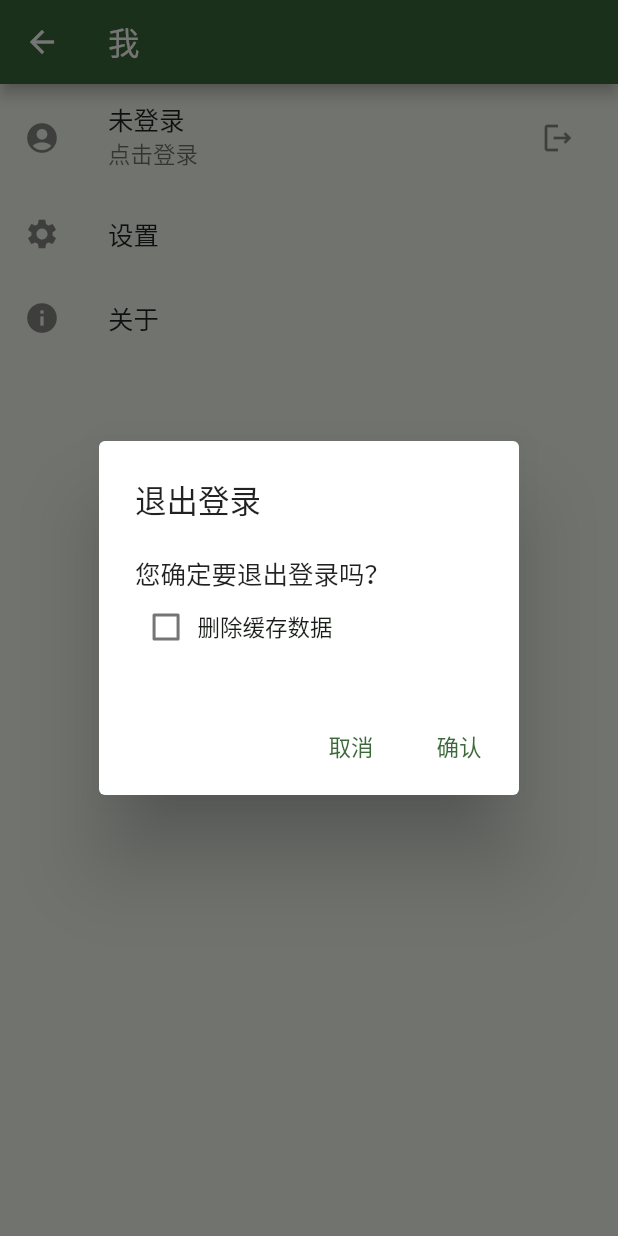
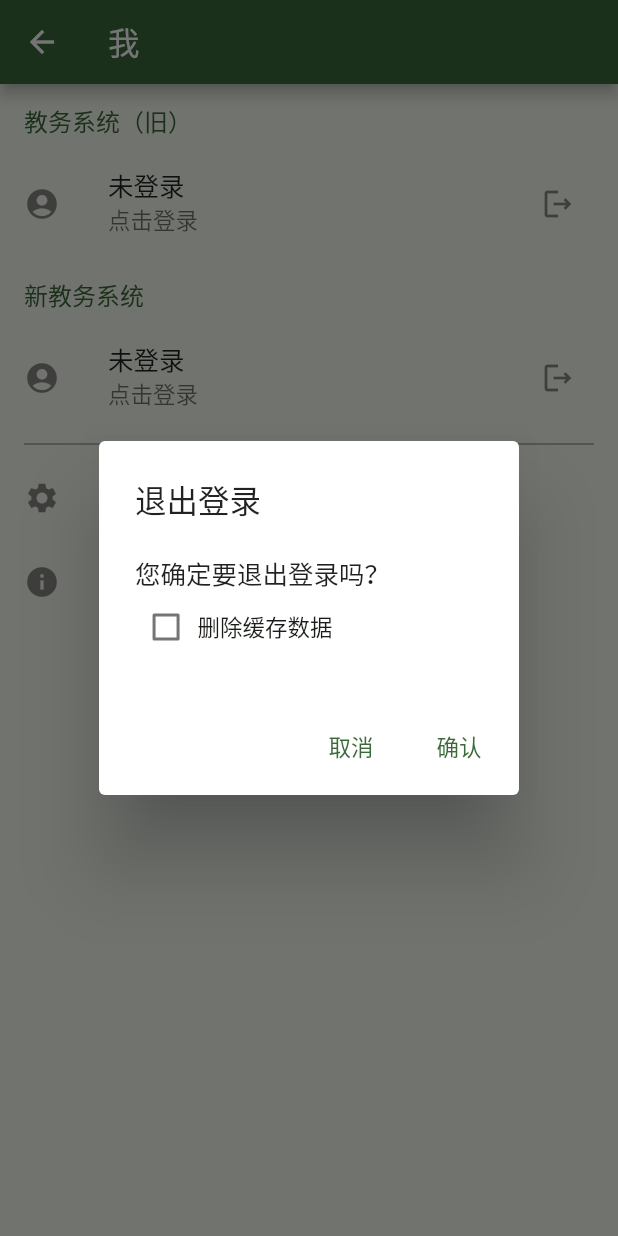
Before and after one commit to wyvern1723/sachet, a Flutter app: the ProfilePage screen opened by its route, after a tap on the "logout" icon, on a phone screen of 412 x 824 dp. Run offline on Flutter 3.47's test engine with Material 3 defaults, Android fonts, the phone set to English and light mode, and no system bars; our stand-ins replace dio, dynamic_color, file_picker, flutter_colorpicker, flutter_markdown, flutter_secure_storage and 2 more; missing offline and left inert: flutter_gbk2utf8, flutter_inappwebview, pointycastle, tflite_flutter; accounts and stored records are empty; network calls fail.

Commit message:
feat: 新增 ZhengFangUserProvider

```diff
--- a/lib/main.dart
+++ b/lib/main.dart
@@ -10,6 +10,7 @@ import 'package:sachet/providers/screen_nav_provider.dart';
 import 'package:sachet/providers/settings_provider.dart';
 import 'package:sachet/providers/theme_provider.dart';
 import 'package:sachet/providers/qiangzhi_user_provider.dart';
+import 'package:sachet/providers/zhengfang_user_provider.dart';
 import 'package:sachet/pages/class_page.dart';
 import 'package:sachet/pages/home_page.dart';
 import 'package:sachet/pages/settings_page.dart';
@@ -44,6 +45,7 @@ class MyApp extends StatelessWidget {
         ChangeNotifierProvider(create: (_) => ThemeProvider()),
         ChangeNotifierProvider(create: (_) => SettingsProvider()),
         ChangeNotifierProvider(create: (_) => QiangZhiUserProvider()..init()),
+        ChangeNotifierProvider(create: (_) => ZhengFangUserProvider()..init()),
         ChangeNotifierProvider(create: (_) => CourseCardSettingsProvider()),
         ChangeNotifierProvider(create: (_) => ScreenNavProvider()),
       ],
--- a/lib/models/store_item.dart
+++ b/lib/models/store_item.dart
@@ -1,4 +1,6 @@
 /// 学号、密码、cookie 的 keyName,防止 typo
+// 因为一开始只有一个教务系统（强智教务系统），所以强智教务系统储存的 key 没有后缀。
+// 如果修改，用户更新后将导致读取不到之前登录的信息。
 enum StoreItem {
   // *****强智教务系统*****
   /// 用户姓名（强智教务系统）
@@ -11,7 +13,20 @@ enum StoreItem {
   passwordQZ('password'),
 
   /// 用户登录成功的 cookie（强智教务系统）
-  cookieQZ('cookie');
+  cookieQZ('cookie'),
+
+  // *****正方教务系统*****
+  /// 用户姓名（正方教务系统）
+  nameZF('nameZF'),
+
+  /// 用户学号/用户名（正方教务系统）
+  studentIDZF('studentIDZF'),
+
+  /// 用户密码（正方教务系统）
+  passwordZF('passwordZF'),
+
+  /// 用户登录成功的 cookie（正方教务系统）
+  cookieZF('cookieZF');
 
   const StoreItem(this.keyName);
   final String keyName;
--- a/lib/pages/profile_page.dart
+++ b/lib/pages/profile_page.dart
@@ -5,6 +5,7 @@ import 'package:sachet/pages/settings_page.dart';
 import 'package:sachet/pages/utilspages/qiangzhi_jwxt_login_page.dart';
 import 'package:sachet/providers/screen_nav_provider.dart';
 import 'package:sachet/providers/qiangzhi_user_provider.dart';
+import 'package:sachet/providers/zhengfang_user_provider.dart';
 import 'package:sachet/utils/utils_funtions.dart';
 
 class ProfilePage extends StatefulWidget {
@@ -29,6 +30,16 @@ class _ProfilePageState extends State<ProfilePage> {
         appBar: AppBar(title: Text('我')),
         body: ListView(
           children: [
+            Padding(
+              padding: const EdgeInsets.fromLTRB(16, 12, 0, 8),
+              child: Text(
+                '教务系统（旧）',
+                style: TextStyle(
+                  fontSize: 16,
+                  color: Theme.of(context).colorScheme.primary,
+                ),
+              ),
+            ),
             // 强智教务系统
             Selector<QiangZhiUserProvider, ({String name, String id})>(
               selector: (_, qiangzhiUserProvider) => (
@@ -62,6 +73,45 @@ class _ProfilePageState extends State<ProfilePage> {
                     });
               },
             ),
+            Padding(
+              padding: const EdgeInsets.fromLTRB(16, 12, 0, 8),
+              child: Text(
+                '新教务系统',
+                style: TextStyle(
+                  fontSize: 16,
+                  color: Theme.of(context).colorScheme.primary,
+                ),
+              ),
+            ),
+            // 正方教务系统
+            Selector<ZhengFangUserProvider, ({String name, String id})>(
+              selector: (_, zhengFangUserProvider) => (
+                name: zhengFangUserProvider.user.name ?? '未登录',
+                id: zhengFangUserProvider.user.studentID ?? '点击登录'
+              ),
+              builder: (_, data, __) {
+                return ListTile(
+                    leading: Align(
+                      widthFactor: 1,
+                      alignment: Alignment.centerLeft,
+                      child: Icon(Icons.account_circle),
+                    ),
+                    title: Text(data.name),
+                    subtitle: Text(data.id),
+                    trailing: IconButton(
+                      onPressed: () async {
+                        await showLogoutDialog(context, JwxtType.zhengfang);
+                      },
+                      tooltip: '退出登录',
+                      icon: Icon(Icons.logout_outlined),
+                    ),
+                    onTap: () {});
+              },
+            ),
+            Divider(
+              indent: 16,
+              endIndent: 16,
+            ),
             ListTile(
               title: Text('设置'),
               leading: Icon(Icons.settings),
--- /dev/null
+++ b/lib/providers/zhengfang_user_provider.dart
@@ -0,0 +1,89 @@
+import 'package:flutter/material.dart';
+import 'package:sachet/models/store_item.dart';
+import 'package:sachet/models/user.dart';
+import 'package:sachet/utils/storage/secure_storage_util.dart';
+
+/// 正方教务系统的用户信息 Provider
+class ZhengFangUserProvider extends ChangeNotifier {
+  static final _secureStorageUtil = SecureStorageUtil();
+
+  static User _user = User();
+  User get user => _user;
+  static String get cookie => _user.cookie ?? '';
+
+  /// 是否登录 (如果有 cookie，则证明登录过)
+  bool get isLogin => _user.cookie != null;
+
+  /// 从 SecureStorage 获取储存的 学号和密码
+  Future init() async {
+    String? name = await _secureStorageUtil.read(key: StoreItem.nameZF.keyName);
+    String? studentID =
+        await _secureStorageUtil.read(key: StoreItem.studentIDZF.keyName);
+    String? cookie =
+        await _secureStorageUtil.read(key: StoreItem.cookieZF.keyName);
+
+    // 如果有 cookie, 说明曾经登录过
+    if (cookie != null) {
+      _user = User()
+        ..name = name
+        ..studentID = studentID
+        ..cookie = cookie;
+      notifyListeners();
+    }
+  }
+
+  /// 设置用户信息
+  Future setUser(User newUser) async {
+    if (newUser.cookie != _user.cookie) {
+      _user = newUser;
+      if (_user.cookie != null) {
+        await _secureStorageUtil.save(
+          key: StoreItem.cookieZF.keyName,
+          value: _user.cookie,
+        );
+      }
+      if (_user.name != null) {
+        await _secureStorageUtil.save(
+          key: StoreItem.nameZF.keyName,
+          value: _user.name,
+        );
+      }
+      if (_user.studentID != null) {
+        await _secureStorageUtil.save(
+          key: StoreItem.studentIDZF.keyName,
+          value: _user.studentID,
+        );
+      }
+      notifyListeners();
+    }
+  }
+
+  /// 读取密码
+  static Future<String?> readPassword() async {
+    return _secureStorageUtil.read(key: StoreItem.passwordZF.keyName);
+  }
+
+  /// 保存密码
+  static Future savePassword(String password) async {
+    if (password != _user.password) {
+      _user.password = password;
+
+      await _secureStorageUtil.save(
+        key: StoreItem.passwordZF.keyName,
+        value: password,
+      );
+    }
+  }
+
+  /// 删除密码
+  static void deletePassword() {
+    _secureStorageUtil.delete(key: StoreItem.passwordZF.keyName);
+  }
+
+  /// 删除用户信息
+  void deleteUser() {
+    _user = User();
+    _secureStorageUtil.deleteAll();
+    notifyListeners();
+  }
+}
--- a/lib/utils/utils_funtions.dart
+++ b/lib/utils/utils_funtions.dart
@@ -1,6 +1,7 @@
 import 'package:flutter/material.dart';
 import 'package:sachet/constants/app_constants.dart';
 import 'package:sachet/providers/qiangzhi_user_provider.dart';
+import 'package:sachet/providers/zhengfang_user_provider.dart';
 import 'package:sachet/providers/settings_provider.dart';
 import 'package:provider/provider.dart';
 import 'package:sachet/utils/storage/path_provider_utils.dart';
@@ -42,9 +43,9 @@ Future showLogoutDialog(BuildContext context, JwxtType jwxtType) async {
         }
       case JwxtType.zhengfang:
         {
+          context.read<ZhengFangUserProvider>().deleteUser();
           break;
         }
-      default:
     }
     // 如果返回 true,同时删除缓存数据
     if (result == true) {
```
